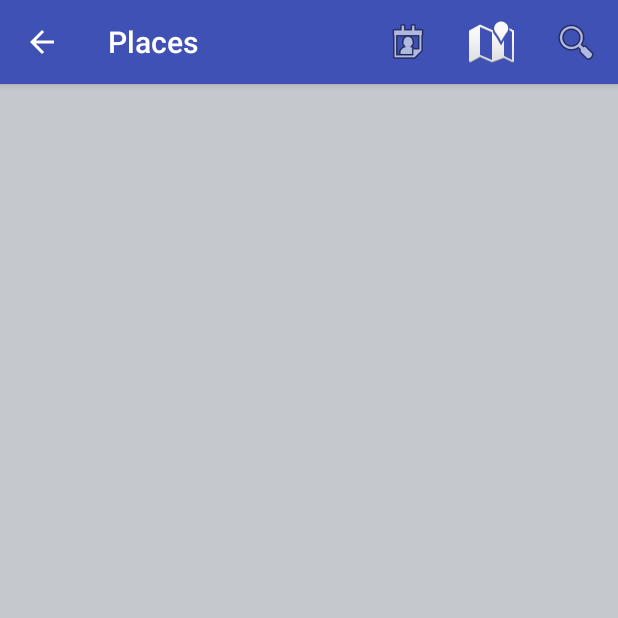
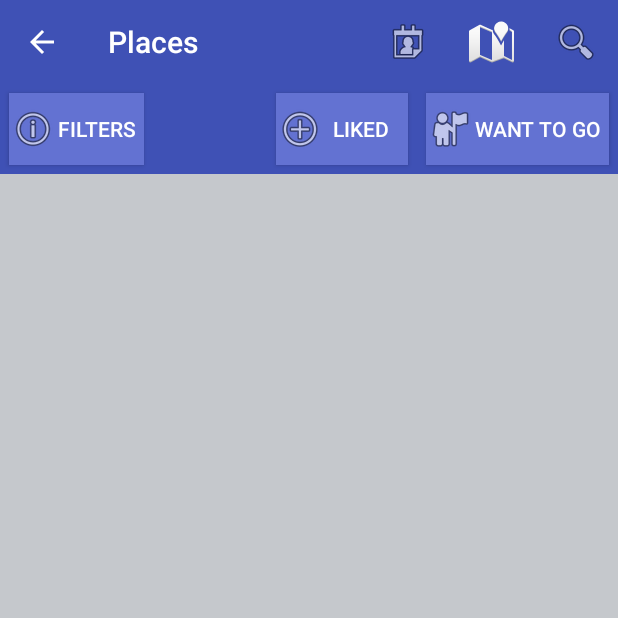
Before and after one commit to azavea/cac-tripplanner-android, an Android app: the PlacesListActivity screen opened directly, with no data from a screen before it, on a phone screen of 412 x 824 dp, the top half of it. Run offline under Robolectric (Android 15) with nearby library versions, the phone set to English and light mode, and no system bars; our stand-ins replace Dagger/Hilt's generated code.

Commit message:
Add filter button bar
Add filtering buttons below places list top toolbar.

```diff
--- a/app/src/main/res/layout/activity_places_list.xml
+++ b/app/src/main/res/layout/activity_places_list.xml
@@ -13,11 +13,44 @@
         android:layout_alignParentTop="true"
         android:minHeight="?attr/actionBarSize"
         android:fitsSystemWindows="true"
-        android:elevation="4dp"
+        android:elevation="0dp"
         android:background="@color/color_primary"
         app:title="@string/places_list_title"
         android:theme="@style/ThemeOverlay.AppCompat.Dark.ActionBar"
         app:popupTheme="@style/ThemeOverlay.AppCompat.Light"
         tools:targetApi="lollipop" />
 
+    <RelativeLayout
+        android:id="@+id/places_list_filter_button_bar"
+        android:layout_below="@+id/places_list_toolbar"
+        android:background="@color/color_primary"
+        android:layout_width="match_parent"
+        android:layout_height="wrap_content"
+        android:orientation="horizontal">
+
+        <Button
+            android:id="@+id/places_list_filter_button"
+            style="@style/FilterBarButton"
+            android:layout_alignParentStart="true"
+            android:layout_gravity="start"
+            android:drawableStart="@android:drawable/ic_menu_info_details"
+            android:text="@string/filter_button_title" />
+
+        <Button
+            android:id="@+id/places_list_liked_filter_button"
+            style="@style/FilterBarButton"
+            android:layout_gravity="end"
+            android:layout_toStartOf="@+id/places_list_want_to_go_filter_button"
+            android:drawableStart="@android:drawable/ic_menu_add"
+            android:text="@string/liked_filter_button_title" />
+
+        <Button
+            android:id="@+id/places_list_want_to_go_filter_button"
+            android:text="@string/want_to_go_filter_button_title"
+            android:drawableStart="@android:drawable/ic_menu_myplaces"
+            style="@style/FilterBarButton"
+            android:layout_gravity="end"
+            android:layout_alignParentEnd="true" />
+    </RelativeLayout>
+
 </RelativeLayout>
--- a/app/src/main/res/values/colors.xml
+++ b/app/src/main/res/values/colors.xml
@@ -4,6 +4,7 @@
     <color name="color_primary_dark">#303F9F</color>
     <color name="color_accent">#FF4081</color>
 
+    <color name="color_primary_light">#6372D2</color>
     <color name="color_background_grey">#C5C8CC</color>
-    <color name="color_white">#FFF</color>
+    <color name="color_white">#ffffff</color>
 </resources>
--- a/app/src/main/res/values/strings.xml
+++ b/app/src/main/res/values/strings.xml
@@ -12,4 +12,8 @@
     <string name="carousel_nearby_label">Nearby</string>
 
     <string name="places_list_title">Places</string>
+
+    <string name="filter_button_title">Filters</string>
+    <string name="liked_filter_button_title">Liked</string>
+    <string name="want_to_go_filter_button_title">Want to go</string>
 </resources>
--- a/app/src/main/res/values/styles.xml
+++ b/app/src/main/res/values/styles.xml
@@ -12,4 +12,14 @@
         <!-- action bar overlaps content (do not use windowActionBarOverlay) -->
         <item name="android:windowTranslucentStatus">true</item>
     </style>
+
+    <style name="FilterBarButton" parent="Base.TextAppearance.AppCompat.Widget.Button.Borderless.Colored">
+        <item name="android:textColor">@color/color_white</item>
+        <item name="android:color">@color/color_white</item>
+        <item name="android:layout_margin">6dp</item>
+        <item name="android:layout_height">wrap_content</item>
+        <item name="android:layout_width">wrap_content</item>
+        <item name="android:paddingEnd">6dp</item>
+        <item name="android:background">@color/color_primary_light</item>
+    </style>
 </resources>
```
